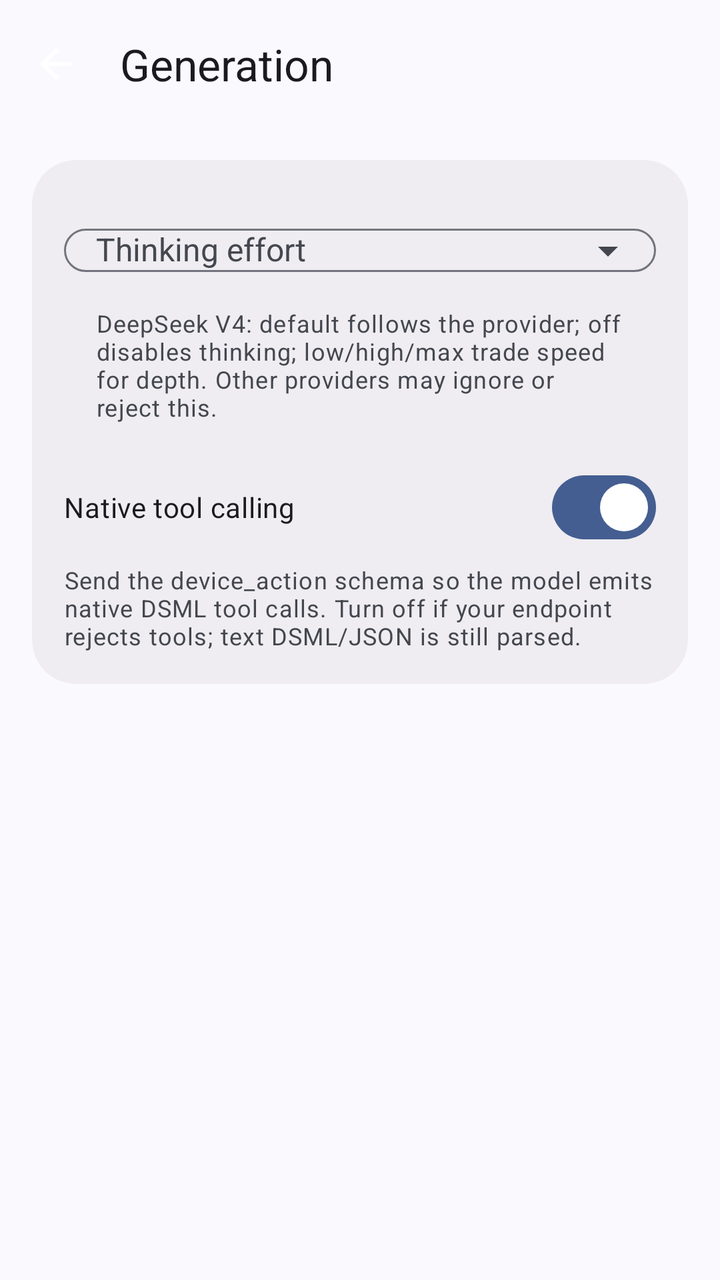
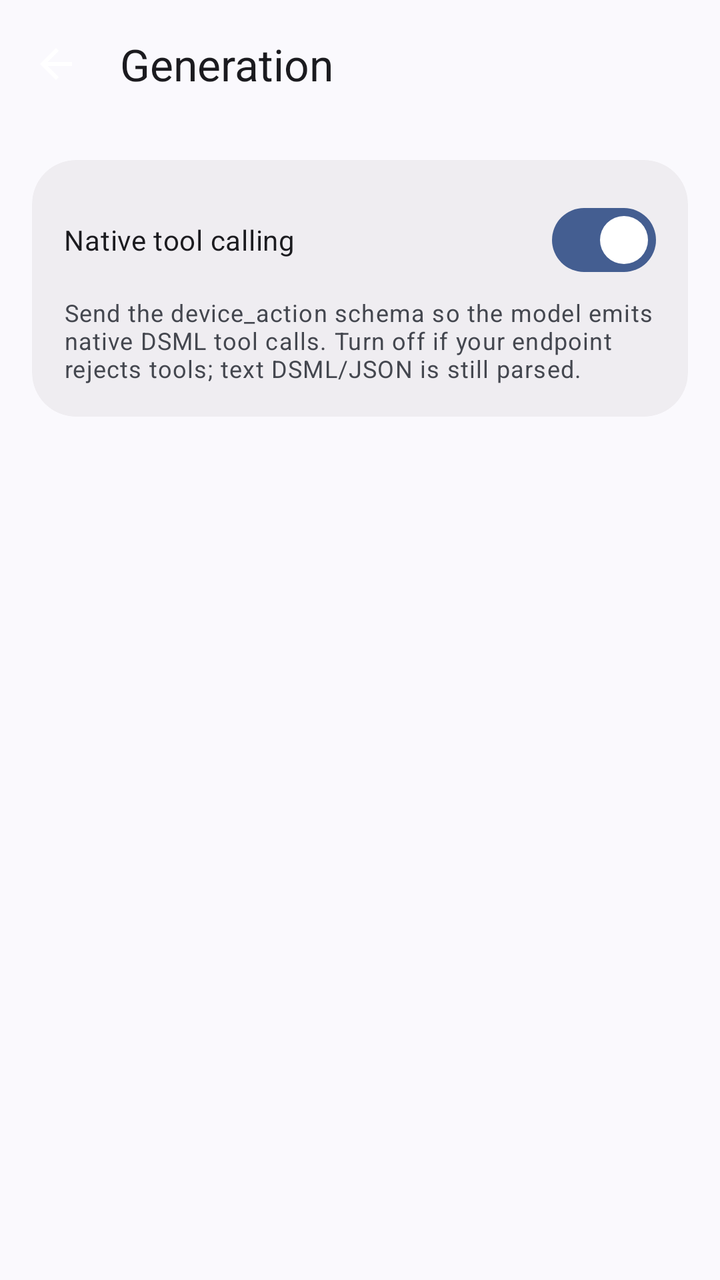

An Android layout rendered at two revisions. The XML below is the earlier revision; the diff shows what the commit changed to produce the second picture.
<!-- AndroidManifest.xml: application theme Theme.Controller -->
<!-- res/layout/activity_generation_settings.xml -->
<?xml version="1.0" encoding="utf-8"?>
<LinearLayout xmlns:android="http://schemas.android.com/apk/res/android"
    xmlns:app="http://schemas.android.com/apk/res-auto"
    android:layout_width="match_parent"
    android:layout_height="match_parent"
    android:background="?attr/colorSurface"
    android:fitsSystemWindows="true"
    android:orientation="vertical">

    <com.google.android.material.appbar.MaterialToolbar
        android:id="@+id/toolbar"
        android:layout_width="match_parent"
        android:layout_height="?attr/actionBarSize"
        android:background="?attr/colorSurface"
        app:navigationIcon="@drawable/ic_back"
        app:title="@string/settings_generation"
        app:titleTextAppearance="@style/TextAppearance.Material3.TitleLarge" />

    <ScrollView
        android:layout_width="match_parent"
        android:layout_height="0dp"
        android:layout_weight="1"
        android:fillViewport="true"
        android:scrollbars="none">

        <LinearLayout
            android:layout_width="match_parent"
            android:layout_height="wrap_content"
            android:orientation="vertical"
            android:padding="16dp">

            <com.google.android.material.card.MaterialCardView
                android:layout_width="match_parent"
                android:layout_height="wrap_content"
                app:cardBackgroundColor="?attr/colorSurfaceContainer"
                app:cardCornerRadius="22dp"
                app:cardElevation="0dp"
                app:strokeWidth="0dp">

                <LinearLayout
                    android:layout_width="match_parent"
                    android:layout_height="wrap_content"
                    android:orientation="vertical"
                    android:padding="16dp">

                    <com.google.android.material.textfield.TextInputLayout
                        style="@style/Widget.Controller.TextInputLayout"
                        android:layout_width="match_parent"
                        android:layout_height="wrap_content"
                        android:hint="@string/thinking_effort"
                        app:endIconMode="dropdown_menu"
                        app:helperText="@string/thinking_effort_note">

                        <com.google.android.material.textfield.MaterialAutoCompleteTextView
                            android:id="@+id/etThinking"
                            android:layout_width="match_parent"
                            android:layout_height="wrap_content"
                            android:editable="false"
                            android:inputType="none"
                            android:paddingStart="16dp"
                            android:paddingEnd="16dp"
                            android:textSize="16sp" />

                    </com.google.android.material.textfield.TextInputLayout>

                    <com.google.android.material.materialswitch.MaterialSwitch
                        android:id="@+id/switchTools"
                        android:layout_width="match_parent"
                        android:layout_height="wrap_content"
                        android:layout_marginTop="18dp"
                        android:checked="true"
                        android:text="@string/native_tools"
                        android:textColor="?attr/colorOnSurface" />

                    <TextView
                        android:layout_width="match_parent"
                        android:layout_height="wrap_content"
                        android:layout_marginTop="4dp"
                        android:text="@string/native_tools_note"
                        android:textAppearance="@style/TextAppearance.Material3.BodySmall"
                        android:textColor="?attr/colorOnSurfaceVariant" />

                </LinearLayout>

            </com.google.android.material.card.MaterialCardView>

        </LinearLayout>

    </ScrollView>

</LinearLayout>
<!-- resources referenced by this layout -->
<resources>
  <!-- drawable ic_back (drawable) -->
  <?xml version="1.0" encoding="utf-8"?>
  <vector xmlns:android="http://schemas.android.com/apk/res/android"
      android:width="24dp"
      android:height="24dp"
      android:viewportWidth="24"
      android:viewportHeight="24">
      <path
          android:fillColor="#FFFFFFFF"
          android:pathData="M20,11H7.83l5.59,-5.59L12,4l-8,8 8,8 1.41,-1.41L7.83,13H20v-2z" />
  </vector>
  <string name="native_tools">Native tool calling</string>
  <string name="native_tools_note">Send the device_action schema so the model emits native DSML tool calls. Turn off if your endpoint rejects tools; text DSML/JSON is still parsed.</string>
  <string name="settings_generation">Generation</string>
  <string name="thinking_effort">Thinking effort</string>
  <string name="thinking_effort_note">DeepSeek V4: default follows the provider; off disables thinking; low/high/max trade speed for depth. Other providers may ignore or reject this.</string>
  <style name="Widget.Controller.TextInputLayout" parent="Widget.Material3.TextInputLayout.OutlinedBox">
          <item name="boxCornerRadiusTopStart">28dp</item>
          <item name="boxCornerRadiusTopEnd">28dp</item>
          <item name="boxCornerRadiusBottomStart">28dp</item>
          <item name="boxCornerRadiusBottomEnd">28dp</item>
      </style>
  <style name="Theme.Controller" parent="Theme.Material3.DynamicColors.DayNight.NoActionBar">
          <item name="fontFamily">@font/google_sans_flex</item>
          <item name="android:statusBarColor">?attr/colorSurface</item>
          <item name="android:navigationBarColor">?attr/colorSurface</item>
      </style>
</resources>

<!-- the commit's change to res/layout/activity_generation_settings.xml (unified diff, before → after) -->
@@ -43,31 +43,10 @@
                     android:orientation="vertical"
                     android:padding="16dp">
 
-                    <com.google.android.material.textfield.TextInputLayout
-                        style="@style/Widget.Controller.TextInputLayout"
-                        android:layout_width="match_parent"
-                        android:layout_height="wrap_content"
-                        android:hint="@string/thinking_effort"
-                        app:endIconMode="dropdown_menu"
-                        app:helperText="@string/thinking_effort_note">
-
-                        <com.google.android.material.textfield.MaterialAutoCompleteTextView
-                            android:id="@+id/etThinking"
-                            android:layout_width="match_parent"
-                            android:layout_height="wrap_content"
-                            android:editable="false"
-                            android:inputType="none"
-                            android:paddingStart="16dp"
-                            android:paddingEnd="16dp"
-                            android:textSize="16sp" />
-
-                    </com.google.android.material.textfield.TextInputLayout>
-
                     <com.google.android.material.materialswitch.MaterialSwitch
                         android:id="@+id/switchTools"
                         android:layout_width="match_parent"
                         android:layout_height="wrap_content"
-                        android:layout_marginTop="18dp"
                         android:checked="true"
                         android:text="@string/native_tools"
                         android:textColor="?attr/colorOnSurface" />
<!-- resource entries referenced after the edit -->
@@ -14,14 +14,6 @@
   <string name="native_tools">Native tool calling</string>
   <string name="native_tools_note">Send the device_action schema so the model emits native DSML tool calls. Turn off if your endpoint rejects tools; text DSML/JSON is still parsed.</string>
   <string name="settings_generation">Generation</string>
-  <string name="thinking_effort">Thinking effort</string>
-  <string name="thinking_effort_note">DeepSeek V4: default follows the provider; off disables thinking; low/high/max trade speed for depth. Other providers may ignore or reject this.</string>
-  <style name="Widget.Controller.TextInputLayout" parent="Widget.Material3.TextInputLayout.OutlinedBox">
-          <item name="boxCornerRadiusTopStart">28dp</item>
-          <item name="boxCornerRadiusTopEnd">28dp</item>
-          <item name="boxCornerRadiusBottomStart">28dp</item>
-          <item name="boxCornerRadiusBottomEnd">28dp</item>
-      </style>
   <style name="Theme.Controller" parent="Theme.Material3.DynamicColors.DayNight.NoActionBar">
           <item name="fontFamily">@font/google_sans_flex</item>
           <item name="android:statusBarColor">?attr/colorSurface</item>
